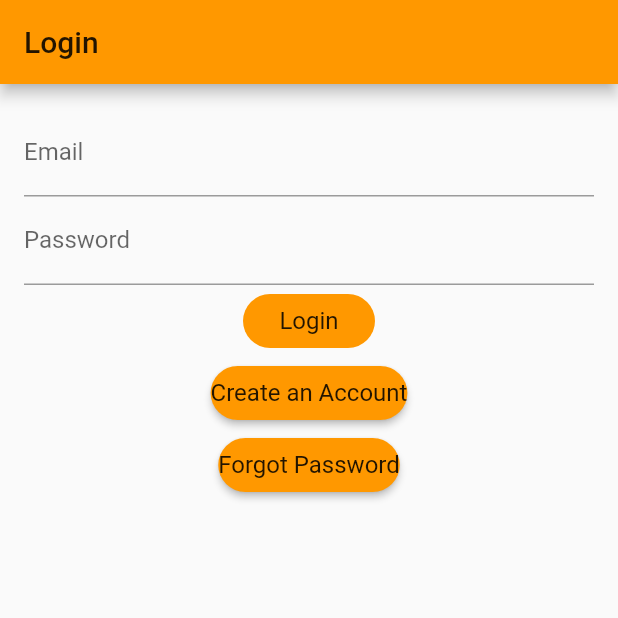
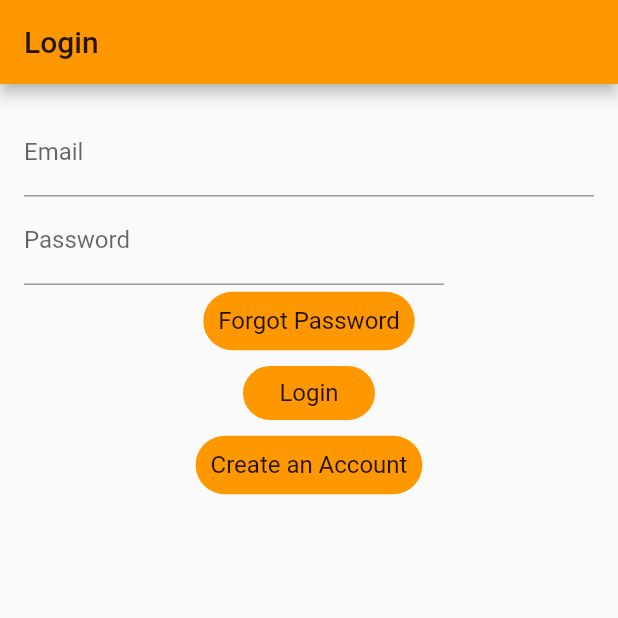
Before and after one commit to harishbalasubramanian/palam, a Flutter app: the screen it shows after launch, on a phone screen of 412 x 824 dp, the top half of it. Run offline on Flutter 3.47's test engine with Material 2 defaults, Android fonts, the phone set to English and light mode, and no system bars; our stand-ins replace chewie, cloud_firestore, dio, file_picker, firebase_auth, firebase_storage and 3 more; accounts and stored records are empty.

Commit message:
Changed Some stuff regarding UI

```diff
--- a/lib/authentication/Login.dart
+++ b/lib/authentication/Login.dart
@@ -167,12 +167,29 @@ class LoginPageState extends State<LoginPage>{
         onSaved: (value)=>email = value,
       ),
 
-          TextFormField(
-            decoration: InputDecoration(labelText:'Password'),
-            obscureText: true,
-            validator: (value)=>value.isEmpty ? 'Password can\'t be empty':null,
-            onSaved: (value)=> password= value,
-          ),
+
+              Container(
+                padding: EdgeInsets.only(right: 100.0),
+
+                    child: TextFormField(
+                      decoration: InputDecoration(labelText:'Password'),
+                      obscureText: true,
+                      validator: (value)=>value.isEmpty ? 'Password can\'t be empty':null,
+                      onSaved: (value)=> password= value,
+                    ),
+
+              ),
+              RawMaterialButton(
+                child: Text('Forgot Password',style: TextStyle(fontSize: 16.0)),
+                shape: new RoundedRectangleBorder(borderRadius: new BorderRadius.circular(30.0)),
+                fillColor: Colors.orange,
+                onPressed: (){
+                  Navigator.push(context, MaterialPageRoute(builder: (context)=>Forgot()));
+                },
+                padding: EdgeInsets.all(10.0),
+                elevation: 0.0,
+              ),
+
 
       RawMaterialButton(
         child: Text('Login',style: TextStyle(fontSize:16.0)),
@@ -194,15 +211,10 @@ class LoginPageState extends State<LoginPage>{
         shape: new RoundedRectangleBorder(borderRadius: new BorderRadius.circular(30.0)),
         fillColor: Colors.orange,
         onPressed: reg,
+        elevation: 0.0,
+        padding: EdgeInsets.all(10.0),
       ),
-      RawMaterialButton(
-        child: Text('Forgot Password',style: TextStyle(fontSize: 16.0)),
-        shape: new RoundedRectangleBorder(borderRadius: new BorderRadius.circular(100.0)),
-        fillColor: Colors.orange,
-        onPressed: (){
-          Navigator.push(context, MaterialPageRoute(builder: (context)=>Forgot()));
-        }
-      ),
+
 
       ];
 
@@ -226,20 +238,23 @@ class LoginPageState extends State<LoginPage>{
         onSaved: (value)=> password= value,
       ),
       RawMaterialButton(
-        child: Text('Register',style: TextStyle(fontSize:20.0)),
+        child: Text('Register',style: TextStyle(fontSize:16.0)),
         shape: new RoundedRectangleBorder(borderRadius: new BorderRadius.circular(30.0)),
         fillColor: Colors.orange,
         onPressed: (){
           validateAndSubmit();
-
         },
+        padding: EdgeInsets.all(10.0),
+        elevation: 0.0,
 
       ),
       RawMaterialButton(
-        child: Text('Login to Your Account',style: TextStyle(fontSize:20.0)),
+        child: Text('Login to Your Account',style: TextStyle(fontSize:16.0)),
         shape: new RoundedRectangleBorder(borderRadius: new BorderRadius.circular(30.0)),
         fillColor: Colors.orange,
         onPressed: log,
+        elevation: 0.0,
+        padding: EdgeInsets.all(10.0),
       ),
       Row(
         mainAxisAlignment: MainAxisAlignment.center,
```
